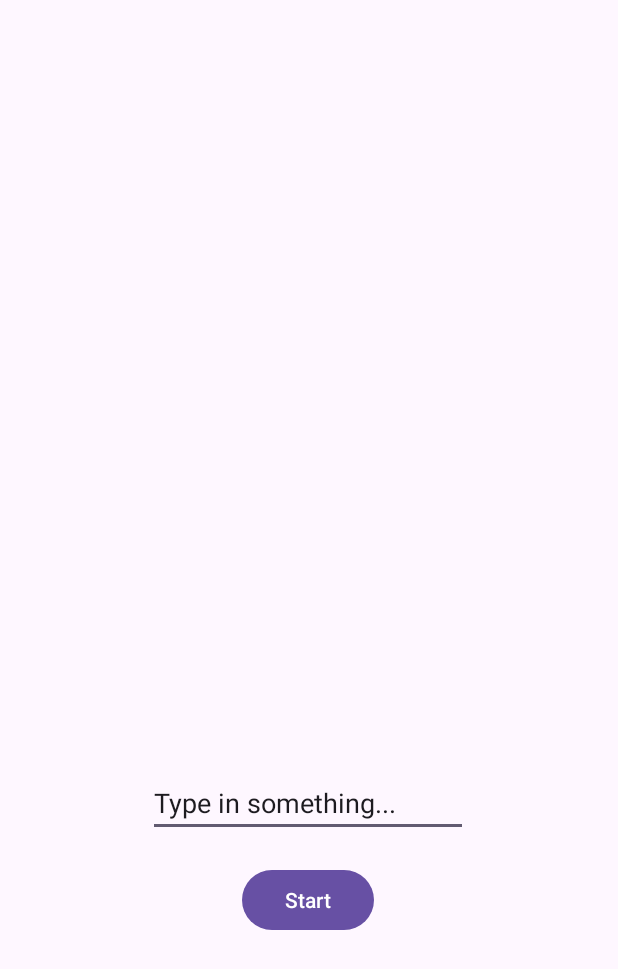
After one commit to ErsekBeatriceAdrienne/Android_2024, an Android app: the layout activity_spalsh.xml on its own in the app's theme, with its tools: preview values and no code run, on a phone screen of 412 x 824 dp. The commit adds this screen. Shown: the top 969 px of the screen. Run offline under Robolectric (Android 15) with nearby library versions, the phone set to English and light mode, and no system bars.

Commit message:
labor 4 started

```diff
--- /dev/null
+++ b/android-project/app/src/main/res/layout/activity_spalsh.xml
@@ -0,0 +1,40 @@
+<?xml version="1.0" encoding="utf-8"?>
+
+<!-- Constraint Layout for the base -->
+<androidx.constraintlayout.widget.ConstraintLayout
+
+    xmlns:android="http://schemas.android.com/apk/res/android"
+    xmlns:app="http://schemas.android.com/apk/res-auto"
+    xmlns:tools="http://schemas.android.com/tools"
+    android:layout_width="match_parent"
+    android:layout_height="match_parent"
+    tools:context=".SplashActivity">
+
+    <Button
+        android:id="@+id/button"
+        android:layout_width="wrap_content"
+        android:layout_height="wrap_content"
+        android:layout_marginBottom="200dp"
+        android:text="Start"
+        app:layout_constraintBottom_toBottomOf="parent"
+        app:layout_constraintEnd_toEndOf="parent"
+        app:layout_constraintHorizontal_bias="0.498"
+        app:layout_constraintStart_toStartOf="parent"
+        tools:ignore="MissingConstraints" />
+
+    <EditText
+        android:id="@+id/editText"
+        android:layout_width="wrap_content"
+        android:layout_height="wrap_content"
+        android:ems="10"
+        android:inputType="text"
+        android:text="Type in something..."
+        app:layout_constraintBottom_toTopOf="@+id/button"
+        app:layout_constraintEnd_toEndOf="parent"
+        app:layout_constraintHorizontal_bias="0.497"
+        app:layout_constraintStart_toStartOf="parent"
+        app:layout_constraintTop_toTopOf="parent"
+        app:layout_constraintVertical_bias="0.966"
+        tools:ignore="MissingConstraints" />
+
+</androidx.constraintlayout.widget.ConstraintLayout>
```
Also changed, not shown: android-project/app/build.gradle.kts (+7 -1 lines), android-project/app/src/main/AndroidManifest.xml (+11 -7 lines), android-project/app/src/main/java/com/tasty/recipesapp/MainActivity.kt (+38 -0 lines), android-project/app/src/main/java/com/tasty/recipesapp/SplashActivity.kt (added, +60 -0 lines), android-project/app/src/main/res/layout/activity_main.xml (+6 -1 lines).
